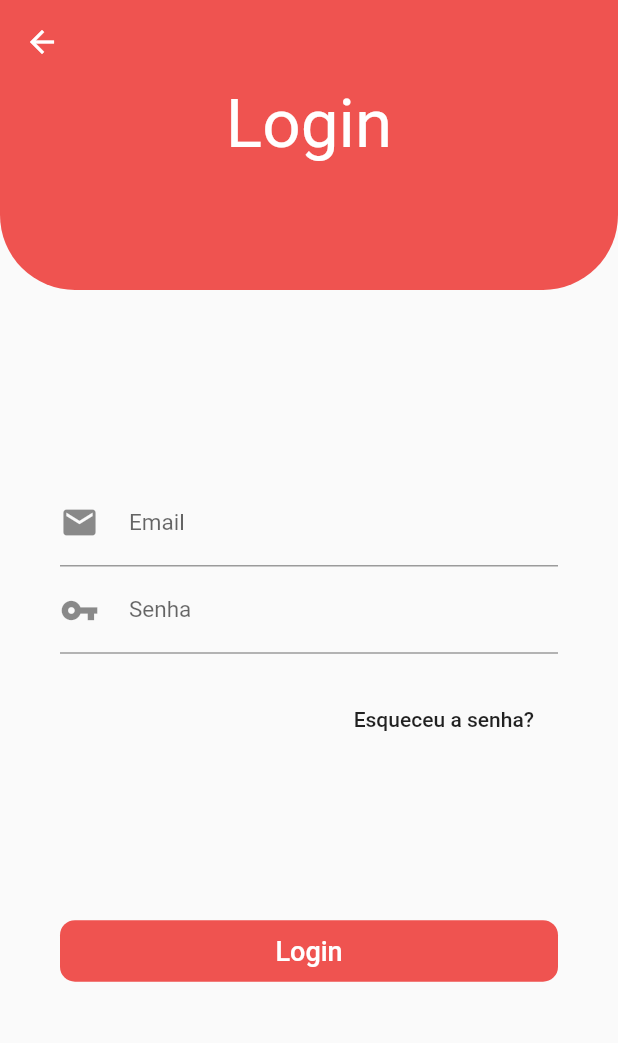
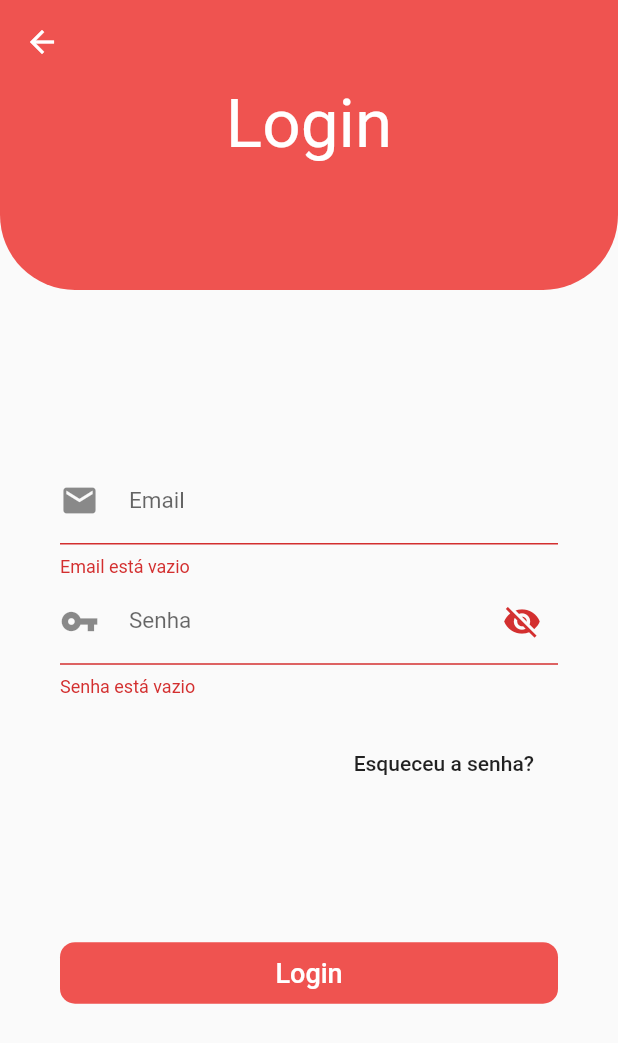
Before and after one commit to 4Ever-Bits/SOS-Brasil, a Flutter app: the LoginPage screen opened directly, after a tap on "Login", on a phone screen of 412 x 824 dp. Shown: the top 1043 px of the screen. Run offline on Flutter 3.47's test engine with Material 2 defaults, Android fonts, the phone set to English and light mode, and no system bars; our stand-ins replace flutter_secure_storage, mask_text_input_formatter; accounts and stored records are empty.

Commit message:
Create login feature

```diff
--- /dev/null
+++ b/mobile/lib/controllers/login_controller.dart
@@ -0,0 +1,24 @@
+import 'dart:convert';
+
+import 'package:http/http.dart' as http;
+import 'package:mobile/models/session.dart';
+
+class LoginController {
+  static Future<Session> login(String _email, String _password) async {
+    String url = "http://192.168.0.2:3333/signin";
+
+    var header = {"Content-Type": "application/json"};
+
+    var body = json.encode({"email": _email, "password": _password});
+
+    var response = await http.post(url, headers: header, body: body);
+
+    print(response.body);
+
+    if (response.statusCode == 200) {
+      return sessionFromJson(response.body);
+    } else {
+      throw Exception("Failed to load post");
+    }
+  }
+}
--- /dev/null
+++ b/mobile/lib/models/session.dart
@@ -0,0 +1,34 @@
+// To parse this JSON data, do
+//
+//     final session = sessionFromJson(jsonString);
+
+import 'dart:convert';
+import 'package:mobile/models/user.dart';
+
+Session sessionFromJson(String str) => Session.fromJson(json.decode(str));
+
+String sessionToJson(Session data) => json.encode(data.toJson());
+
+class Session {
+  String message;
+  User user;
+  String token;
+
+  Session({
+    this.message,
+    this.user,
+    this.token,
+  });
+
+  factory Session.fromJson(Map<String, dynamic> json) => Session(
+        message: json["message"],
+        user: User.fromJson(json["user"]),
+        token: json["token"],
+      );
+
+  Map<String, dynamic> toJson() => {
+        "message": message,
+        "user": user.toJson(),
+        "token": token,
+      };
+}
--- /dev/null
+++ b/mobile/lib/models/user.dart
@@ -0,0 +1,49 @@
+import 'dart:convert';
+
+User userFromJson(String str) => User.fromJson(json.decode(str));
+
+String userToJson(User data) => json.encode(data.toJson());
+
+class User {
+  int id;
+  String firstName;
+  String lastName;
+  String email;
+  String phonenumber;
+  String cpf;
+  dynamic latitude;
+  dynamic longitude;
+
+  User({
+    this.id,
+    this.firstName,
+    this.lastName,
+    this.email,
+    this.phonenumber,
+    this.cpf,
+    this.latitude,
+    this.longitude,
+  });
+
+  factory User.fromJson(Map<String, dynamic> json) => User(
+        id: json["id"],
+        firstName: json["first_name"],
+        lastName: json["last_name"],
+        email: json["email"],
+        phonenumber: json["phonenumber"],
+        cpf: json["cpf"],
+        latitude: json["latitude"],
+        longitude: json["longitude"],
+      );
+
+  Map<String, dynamic> toJson() => {
+        "id": id,
+        "first_name": firstName,
+        "last_name": lastName,
+        "email": email,
+        "phonenumber": phonenumber,
+        "cpf": cpf,
+        "latitude": latitude,
+        "longitude": longitude,
+      };
+}
--- a/mobile/lib/pages/login_page.dart
+++ b/mobile/lib/pages/login_page.dart
@@ -1,5 +1,11 @@
 import 'package:flutter/material.dart';
+import 'package:flutter_secure_storage/flutter_secure_storage.dart';
 import 'package:mobile/components/top_box.dart';
+import 'package:mobile/controllers/login_controller.dart';
+import 'package:mobile/models/session.dart';
+import 'package:mobile/models/user.dart';
+
+final storage = FlutterSecureStorage();
 
 class LoginPage extends StatefulWidget {
   @override
@@ -8,6 +14,31 @@ class LoginPage extends StatefulWidget {
 
 class _LoginPageState extends State<LoginPage> {
   final _formKey = GlobalKey<FormState>();
+
+  String _email, _password;
+
+  bool _obscureText = true;
+
+  _onSubmit() async {
+    try {
+      bool isValid = _formKey.currentState.validate();
+      print(isValid);
+      if (isValid) {
+        _formKey.currentState.save();
+
+        Session session = await LoginController.login(_email, _password);
+        storage.write(key: "token", value: session.token);
+
+        var userJson = userToJson(session.user);
+        print(userJson);
+        storage.write(key: "user", value: userJson);
+
+        Navigator.of(context).popAndPushNamed("/home");
+      }
+    } catch (e) {
+      print(e);
+    }
+  }
 
   @override
   Widget build(BuildContext context) {
@@ -45,8 +76,18 @@ class _LoginPageState extends State<LoginPage> {
                         labelText: "Email",
                         labelStyle: TextStyle(fontSize: 15),
                       ),
+                      validator: (value) {
+                        if (value.isEmpty) return "Email está vazio";
+                        return null;
+                      },
+                      onSaved: (value) {
+                        setState(() {
+                          _email = value;
+                        });
+                      },
                     ),
                     TextFormField(
+                      obscureText: _obscureText,
                       cursorColor: Theme.of(context).primaryColor,
                       decoration: InputDecoration(
                         prefixIcon: Padding(
@@ -57,9 +98,35 @@ class _LoginPageState extends State<LoginPage> {
                           minWidth: 32,
                           minHeight: 32,
                         ),
+                        suffixIcon: Padding(
+                          padding: const EdgeInsets.only(left: 20),
+                          child: IconButton(
+                            onPressed: () {
+                              _togglePswdVisibility();
+                            },
+                            icon: Icon(
+                                _obscureText
+                                    ? Icons.visibility_off
+                                    : Icons.visibility,
+                                size: 26),
+                          ),
+                        ),
+                        suffixIconConstraints: BoxConstraints(
+                          minWidth: 32,
+                          minHeight: 32,
+                        ),
                         labelText: "Senha",
                         labelStyle: TextStyle(fontSize: 15),
                       ),
+                      validator: (value) {
+                        if (value.isEmpty) return "Senha está vazio";
+                        return null;
+                      },
+                      onSaved: (value) {
+                        setState(() {
+                          _password = value;
+                        });
+                      },
                     ),
                     SizedBox(height: 20),
                     Row(
@@ -81,7 +148,7 @@ class _LoginPageState extends State<LoginPage> {
             Padding(
               padding: const EdgeInsets.symmetric(horizontal: 40),
               child: FlatButton(
-                onPressed: () {},
+                onPressed: _onSubmit,
                 child: Padding(
                   padding: const EdgeInsets.all(10.0),
                   child: Text(
@@ -104,4 +171,10 @@ class _LoginPageState extends State<LoginPage> {
       ),
     );
   }
+
+  void _togglePswdVisibility() {
+    setState(() {
+      _obscureText = !_obscureText;
+    });
+  }
 }
--- a/mobile/pubspec.yaml
+++ b/mobile/pubspec.yaml
@@ -23,6 +23,10 @@ environment:
 dependencies:
   flutter:
     sdk: flutter
+
+  mask_text_input_formatter: ^1.0.6
+  flutter_secure_storage: ^3.3.3
+  http: ^0.12.1
 
   # The following adds the Cupertino Icons font to your application.
   # Use with the CupertinoIcons class for iOS style icons.
```
Also changed, not shown: mobile/lib/main.dart (+12 -2 lines), mobile/lib/pages/home_page.dart (added, +44 -0 lines), mobile/lib/pages/signup_page.dart (+45 -2 lines), mobile/pubspec.lock, 1 other file.
